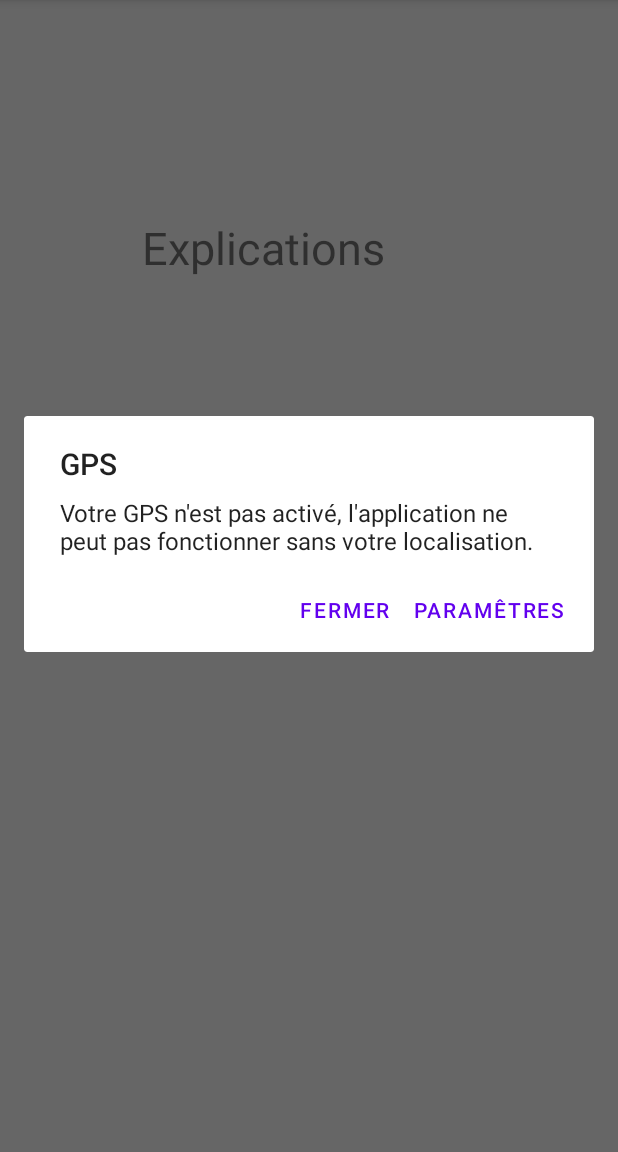
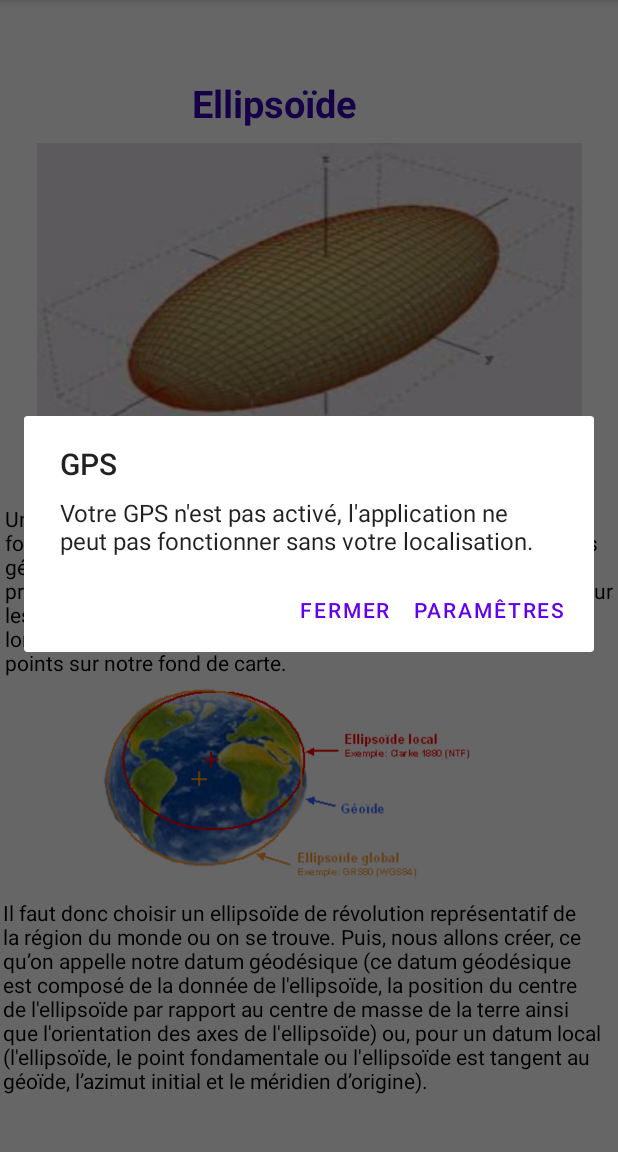
Before and after one commit to BelChaimaa/CityCross, an Android app: the screen it shows after launch (SavoirPlus), after a tap on "Informations", on a phone screen of 412 x 824 dp, the part 84-1236 px from its top. Run offline under Robolectric (Android 15) with nearby library versions, the phone set to English and light mode, and no system bars.

Commit message:
En Savoir Plus

```diff
--- a/app/src/main/res/layout/activity_savoir_plus.xml
+++ b/app/src/main/res/layout/activity_savoir_plus.xml
@@ -1,25 +1,84 @@
 <?xml version="1.0" encoding="utf-8"?>
-<androidx.constraintlayout.widget.ConstraintLayout xmlns:android="http://schemas.android.com/apk/res/android"
+<ScrollView xmlns:android="http://schemas.android.com/apk/res/android"
     xmlns:app="http://schemas.android.com/apk/res-auto"
     xmlns:tools="http://schemas.android.com/tools"
     android:layout_width="match_parent"
-    android:layout_height="match_parent"
+    android:layout_height="match_parent">
+
+
+    <androidx.constraintlayout.widget.ConstraintLayout
+        android:layout_width="match_parent"
+        android:layout_height="wrap_content"
         tools:context=".SavoirPlus">
+
+
+        <TextView
+            android:id="@+id/textView4"
+            android:layout_width="wrap_content"
+            android:layout_height="wrap_content"
+            android:layout_marginStart="152dp"
+            android:layout_marginTop="51dp"
+            android:layout_marginEnd="198dp"
+            android:text="@string/ellipsoide"
+            android:textColor="@color/purple_700"
+            android:textSize="25sp"
+            android:textStyle="bold"
+            app:layout_constraintEnd_toEndOf="parent"
+            app:layout_constraintStart_toStartOf="parent"
+            app:layout_constraintTop_toTopOf="parent" />
+
+        <ImageView
+            android:id="@+id/imageView3"
+            android:layout_width="363dp"
+            android:layout_height="235dp"
+            android:layout_marginStart="24dp"
+            android:layout_marginTop="9dp"
+            android:layout_marginEnd="24dp"
+            android:scaleType="fitXY"
+            app:layout_constraintEnd_toEndOf="parent"
+            app:layout_constraintStart_toStartOf="parent"
+            app:layout_constraintTop_toBottomOf="@+id/textView4"
+            app:srcCompat="@drawable/ellipsoide" />
+
+        <TextView
+            android:id="@+id/textView5"
+            android:layout_width="wrap_content"
+            android:layout_height="wrap_content"
+            android:layout_marginStart="6dp"
+            android:layout_marginTop="5dp"
+            android:text="@string/description"
+            android:textColor="@color/black"
+            app:layout_constraintEnd_toEndOf="parent"
+            app:layout_constraintStart_toStartOf="parent"
+            app:layout_constraintTop_toBottomOf="@+id/imageView3" />
 
         <TextView
             android:id="@+id/textView"
-        android:layout_width="222dp"
-        android:layout_height="54dp"
-        android:layout_marginStart="120dp"
-        android:layout_marginTop="125dp"
-        android:layout_marginEnd="120dp"
-        android:layout_marginBottom="569dp"
-        android:text="@string/explications"
-        android:textSize="30sp"
+            android:layout_width="wrap_content"
+            android:layout_height="wrap_content"
+            android:layout_marginStart="6dp"
+            android:layout_marginTop="10dp"
+            android:layout_marginEnd="2dp"
+            android:layout_marginBottom="2dp"
+            android:text="@string/suite"
+            android:textColor="@color/black"
             app:layout_constraintBottom_toBottomOf="parent"
             app:layout_constraintEnd_toEndOf="parent"
-        app:layout_constraintHorizontal_bias="0.509"
             app:layout_constraintStart_toStartOf="parent"
-        app:layout_constraintTop_toTopOf="parent"
-        app:layout_constraintVertical_bias="1.0" />
+            app:layout_constraintTop_toBottomOf="@+id/imageView2" />
+
+        <ImageView
+            android:id="@+id/imageView2"
+            android:layout_width="289dp"
+            android:layout_height="132dp"
+            android:layout_marginStart="30dp"
+            android:layout_marginTop="5dp"
+            android:layout_marginEnd="60dp"
+            app:layout_constraintEnd_toEndOf="parent"
+            app:layout_constraintStart_toStartOf="parent"
+            app:layout_constraintTop_toBottomOf="@+id/textView5"
+            app:srcCompat="@drawable/ellipsoidegeoide" />
+
+
     </androidx.constraintlayout.widget.ConstraintLayout>
+</ScrollView>
--- a/app/src/main/res/values/strings.xml
+++ b/app/src/main/res/values/strings.xml
@@ -4,11 +4,7 @@
     <string name="guidage">Guidage</string>
     <string name="citycrossimage">citycrossImage</string>
     <string name="citycross">CityCross</string>
-    <string name="togglebutton3">ToggleButton3</string>
     <string name="en_savoir_plus">En savoir Plus</string>
-    <string name="togglebutton">ToggleButton</string>
-    <string name="togglebutton2">ToggleButton2</string>
-    <string name="explications">Explications</string>
     <string name="button">Button</string>
     <string name="title_activity_export">Export</string>
     <!-- Strings used for fragments for navigation -->
@@ -25,5 +21,8 @@
     <string name="LinearLayout1" >guidage</string>
     <string name="LinearLayout2">calage</string>
     <string name="LinearLayout3">EnSavoirPlus</string>
+    <string name="ellipsoide">Ellipsoïde</string>
+    <string name="description">Un ellipsoïde est un modèle mathématique représentant la forme de notre globe et permettant d\’exprimer des coordonnées géographiques afin d\’effectuer des calculs sur une surface proche de celle de la Terre. En effet, les projections s\’appuient sur les ellipsoïdes, après avoir récupéré les coordonnées (latitude, longitude) de chaque ville du monde, il faut ensuite projeter ces points sur notre fond de carte. </string>
+    <string name="suite">Il  faut donc choisir un ellipsoïde de révolution représentatif de la région du monde ou on se trouve. Puis, nous allons créer, ce qu’on appelle notre datum géodésique (ce datum géodésique est composé de la donnée de l\'ellipsoïde, la position du centre de l\'ellipsoïde par rapport au centre de masse de la terre ainsi que l\'orientation des axes de l\'ellipsoïde) ou, pour un datum local (l\'ellipsoïde, le point fondamentale ou l\'ellipsoïde est tangent au géoïde, l\’azimut initial et le méridien d\’origine).</string>
 
 </resources>
```
Also changed, not shown: app/src/main/res/drawable-v24/ellipsoide.jpg (added), app/src/main/res/drawable-v24/ellipsoidegeoide.png (added). Lines whose indentation alone changed are shown as unchanged.
